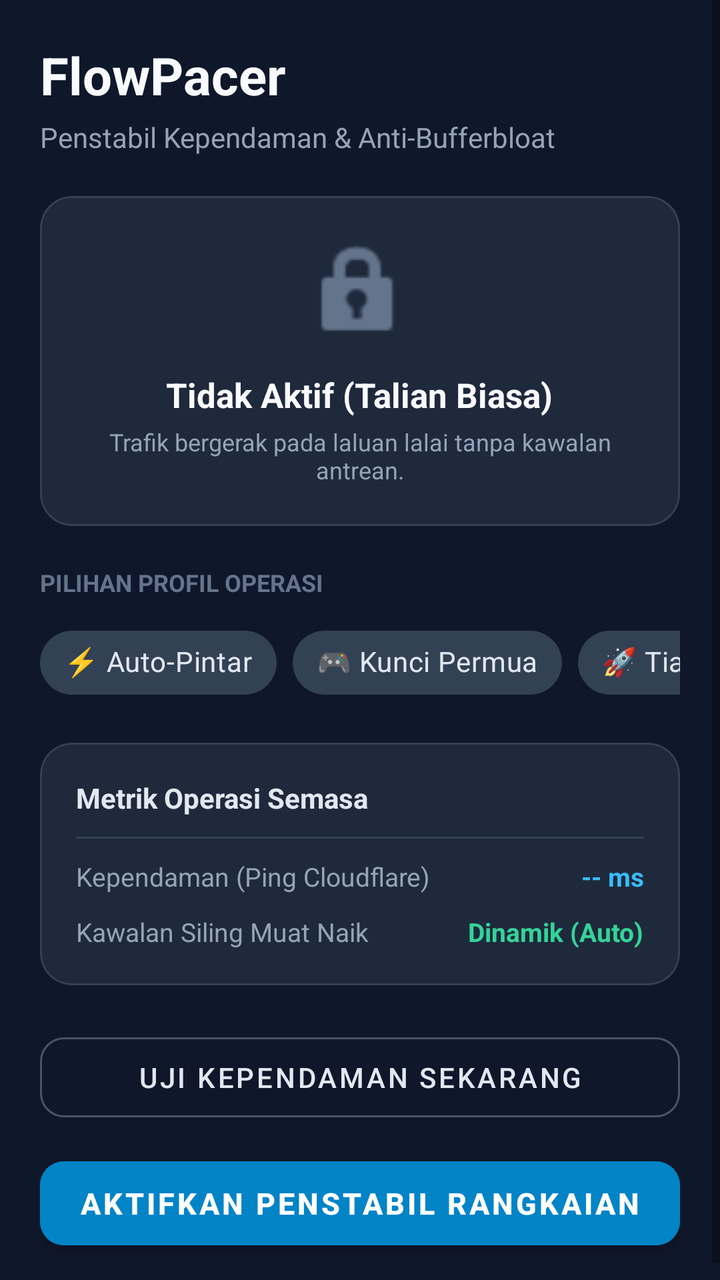
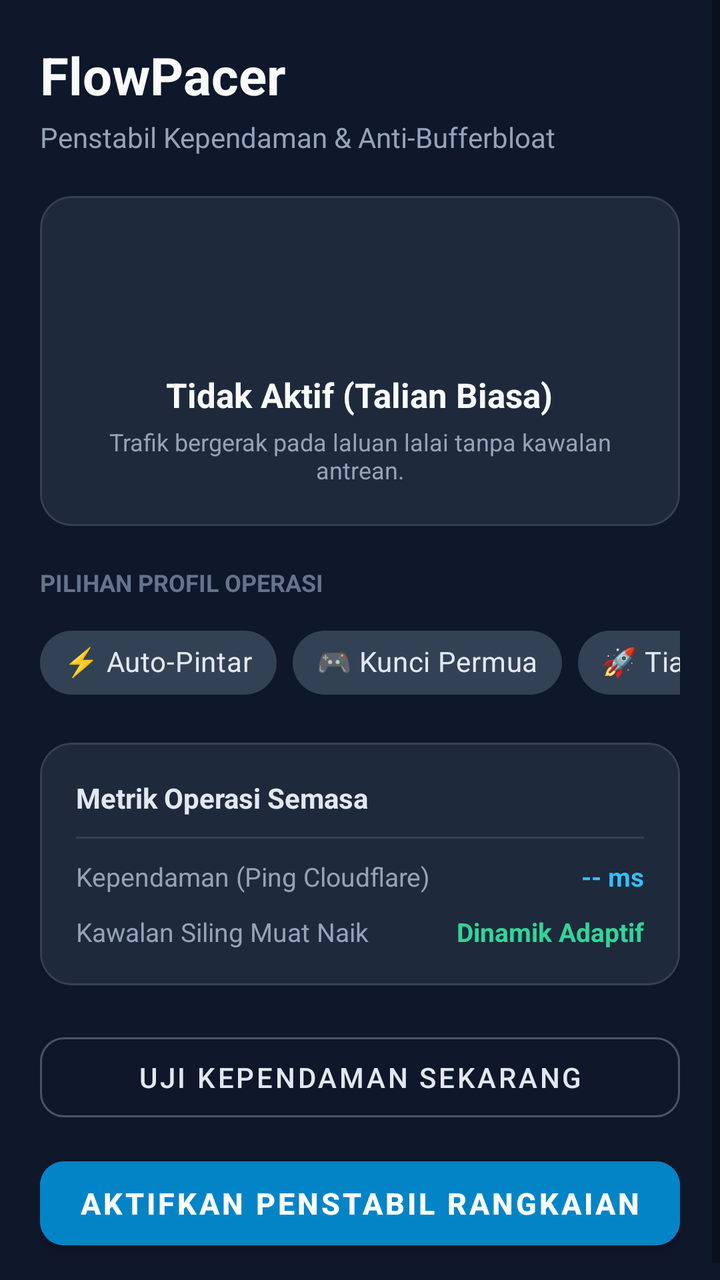

Screens rendered from an Android XML layout before and after an edit, with the pre-edit source and the edit as a unified diff.
<!-- AndroidManifest.xml: application theme Theme.MaterialComponents.DayNight.NoActionBar -->
<!-- res/layout/activity_main.xml -->
<?xml version="1.0" encoding="utf-8"?>
<ScrollView xmlns:android="http://schemas.android.com/apk/res/android"
    xmlns:app="http://schemas.android.com/apk/res-auto"
    xmlns:tools="http://schemas.android.com/tools"
    android:layout_width="match_parent"
    android:layout_height="match_parent"
    android:fillViewport="true"
    android:background="#0F172A">

    <androidx.constraintlayout.widget.ConstraintLayout
        android:layout_width="match_parent"
        android:layout_height="wrap_content"
        android:padding="20dp">

        
        <TextView
            android:id="@+id/tvAppTitle"
            android:layout_width="wrap_content"
            android:layout_height="wrap_content"
            android:text="@string/app_name"
            android:textColor="#F8FAFC"
            android:textSize="26sp"
            android:textStyle="bold"
            app:layout_constraintStart_toStartOf="parent"
            app:layout_constraintTop_toTopOf="parent" />

        <TextView
            android:id="@+id/tvAppSubtitle"
            android:layout_width="wrap_content"
            android:layout_height="wrap_content"
            android:layout_marginTop="4dp"
            android:text="Penstabil Kependaman &amp; Anti-Bufferbloat"
            android:textColor="#94A3B8"
            android:textSize="14sp"
            app:layout_constraintStart_toStartOf="parent"
            app:layout_constraintTop_toBottomOf="@id/tvAppTitle" />

        
        <com.google.android.material.card.MaterialCardView
            android:id="@+id/cardStatus"
            android:layout_width="0dp"
            android:layout_height="wrap_content"
            android:layout_marginTop="20dp"
            app:cardBackgroundColor="#1E293B"
            app:cardCornerRadius="16dp"
            app:cardElevation="0dp"
            app:strokeColor="#334155"
            app:strokeWidth="1dp"
            app:layout_constraintEnd_toEndOf="parent"
            app:layout_constraintStart_toStartOf="parent"
            app:layout_constraintTop_toBottomOf="@id/tvAppSubtitle">

            <LinearLayout
                android:layout_width="match_parent"
                android:layout_height="wrap_content"
                android:gravity="center"
                android:orientation="vertical"
                android:padding="20dp">

                <ImageView
                    android:id="@+id/imgStatusIcon"
                    android:layout_width="56dp"
                    android:layout_height="56dp"
                    android:src="@android:drawable/ic_lock_idle_lock"
                    app:tint="#64748B" />

                <TextView
                    android:id="@+id/tvStatusTitle"
                    android:layout_width="wrap_content"
                    android:layout_height="wrap_content"
                    android:layout_marginTop="12dp"
                    android:text="@string/status_idle"
                    android:textColor="#F8FAFC"
                    android:textSize="17sp"
                    android:textStyle="bold" />

                <TextView
                    android:id="@+id/tvStatusDesc"
                    android:layout_width="wrap_content"
                    android:layout_height="wrap_content"
                    android:layout_marginTop="4dp"
                    android:text="Trafik bergerak pada laluan lalai tanpa kawalan antrean."
                    android:textAlignment="center"
                    android:textColor="#94A3B8"
                    android:textSize="12sp" />

            </LinearLayout>
        </com.google.android.material.card.MaterialCardView>

        
        <TextView
            android:id="@+id/tvModeLabel"
            android:layout_width="wrap_content"
            android:layout_height="wrap_content"
            android:layout_marginTop="20dp"
            android:text="PILIHAN PROFIL OPERASI"
            android:textColor="#64748B"
            android:textSize="12sp"
            android:textStyle="bold"
            app:layout_constraintStart_toStartOf="parent"
            app:layout_constraintTop_toBottomOf="@id/cardStatus" />

        <HorizontalScrollView
            android:id="@+id/scrollChips"
            android:layout_width="0dp"
            android:layout_height="wrap_content"
            android:layout_marginTop="8dp"
            android:scrollbars="none"
            app:layout_constraintEnd_toEndOf="parent"
            app:layout_constraintStart_toStartOf="parent"
            app:layout_constraintTop_toBottomOf="@id/tvModeLabel">

            <com.google.android.material.chip.ChipGroup
                android:id="@+id/chipGroupMode"
                android:layout_width="wrap_content"
                android:layout_height="wrap_content"
                app:singleSelection="true"
                app:selectionRequired="true">

                <com.google.android.material.chip.Chip
                    android:id="@+id/chipAuto"
                    style="@style/Widget.MaterialComponents.Chip.Choice"
                    android:layout_width="wrap_content"
                    android:layout_height="wrap_content"
                    android:checked="true"
                    android:text="⚡ Auto-Pintar"
                    android:textColor="#E2E8F0"
                    app:chipBackgroundColor="#334155" />

                <com.google.android.material.chip.Chip
                    android:id="@+id/chipGaming"
                    style="@style/Widget.MaterialComponents.Chip.Choice"
                    android:layout_width="wrap_content"
                    android:layout_height="wrap_content"
                    android:text="🎮 Kunci Permua"
                    android:textColor="#E2E8F0"
                    app:chipBackgroundColor="#334155" />

                <com.google.android.material.chip.Chip
                    android:id="@+id/chipUnlimited"
                    style="@style/Widget.MaterialComponents.Chip.Choice"
                    android:layout_width="wrap_content"
                    android:layout_height="wrap_content"
                    android:text="🚀 Tiada Had (Bypass)"
                    android:textColor="#E2E8F0"
                    app:chipBackgroundColor="#334155" />

            </com.google.android.material.chip.ChipGroup>
        </HorizontalScrollView>

        
        <com.google.android.material.card.MaterialCardView
            android:id="@+id/cardDiagnostics"
            android:layout_width="0dp"
            android:layout_height="wrap_content"
            android:layout_marginTop="16dp"
            app:cardBackgroundColor="#1E293B"
            app:cardCornerRadius="16dp"
            app:cardElevation="0dp"
            app:strokeColor="#334155"
            app:strokeWidth="1dp"
            app:layout_constraintEnd_toEndOf="parent"
            app:layout_constraintStart_toStartOf="parent"
            app:layout_constraintTop_toBottomOf="@id/scrollChips">

            <LinearLayout
                android:layout_width="match_parent"
                android:layout_height="wrap_content"
                android:orientation="vertical"
                android:padding="18dp">

                <TextView
                    android:layout_width="wrap_content"
                    android:layout_height="wrap_content"
                    android:text="Metrik Operasi Semasa"
                    android:textColor="#E2E8F0"
                    android:textSize="14sp"
                    android:textStyle="bold" />

                <View
                    android:layout_width="match_parent"
                    android:layout_height="1dp"
                    android:layout_marginVertical="10dp"
                    android:background="#334155" />

                <LinearLayout
                    android:layout_width="match_parent"
                    android:layout_height="wrap_content"
                    android:orientation="horizontal">

                    <TextView
                        android:layout_width="0dp"
                        android:layout_height="wrap_content"
                        android:layout_weight="1"
                        android:text="Kependaman (Ping Cloudflare)"
                        android:textColor="#94A3B8"
                        android:textSize="13sp" />

                    <TextView
                        android:id="@+id/tvPingValue"
                        android:layout_width="wrap_content"
                        android:layout_height="wrap_content"
                        android:text="-- ms"
                        android:textColor="#38BDF8"
                        android:textSize="13sp"
                        android:textStyle="bold" />
                </LinearLayout>

                <LinearLayout
                    android:layout_width="match_parent"
                    android:layout_height="wrap_content"
                    android:layout_marginTop="10dp"
                    android:orientation="horizontal">

                    <TextView
                        android:layout_width="0dp"
                        android:layout_height="wrap_content"
                        android:layout_weight="1"
                        android:text="Kawalan Siling Muat Naik"
                        android:textColor="#94A3B8"
                        android:textSize="13sp" />

                    <TextView
                        android:id="@+id/tvShaperLimit"
                        android:layout_width="wrap_content"
                        android:layout_height="wrap_content"
                        android:text="Dinamik (Auto)"
                        android:textColor="#34D399"
                        android:textSize="13sp"
                        android:textStyle="bold" />
                </LinearLayout>

            </LinearLayout>
        </com.google.android.material.card.MaterialCardView>

        
        <com.google.android.material.button.MaterialButton
            android:id="@+id/btnTestPing"
            style="@style/Widget.MaterialComponents.Button.OutlinedButton"
            android:layout_width="0dp"
            android:layout_height="52dp"
            android:layout_marginTop="20dp"
            android:text="@string/btn_test_ping"
            android:textColor="#E2E8F0"
            app:cornerRadius="12dp"
            app:strokeColor="#475569"
            app:layout_constraintEnd_toEndOf="parent"
            app:layout_constraintStart_toStartOf="parent"
            app:layout_constraintTop_toBottomOf="@id/cardDiagnostics" />

        
        <com.google.android.material.button.MaterialButton
            android:id="@+id/btnToggleService"
            android:layout_width="0dp"
            android:layout_height="54dp"
            android:layout_marginTop="10dp"
            android:backgroundTint="#0284C7"
            android:text="@string/btn_start"
            android:textColor="#FFFFFF"
            android:textSize="15sp"
            android:textStyle="bold"
            app:cornerRadius="12dp"
            app:layout_constraintEnd_toEndOf="parent"
            app:layout_constraintStart_toStartOf="parent"
            app:layout_constraintTop_toBottomOf="@id/btnTestPing" />

    </androidx.constraintlayout.widget.ConstraintLayout>
</ScrollView>
<!-- resources referenced by this layout -->
<resources>
  <string name="app_name">FlowPacer</string>
  <string name="btn_start">Aktifkan Penstabil Rangkaian</string>
  <string name="btn_test_ping">Uji Kependaman Sekarang</string>
  <string name="status_idle">Tidak Aktif (Talian Biasa)</string>
</resources>

<!-- the commit's change to res/layout/activity_main.xml (unified diff, before → after) -->
@@ -61,7 +61,6 @@
                     android:id="@+id/imgStatusIcon"
                     android:layout_width="56dp"
                     android:layout_height="56dp"
-                    android:src="@android:drawable/ic_lock_idle_lock"
                     app:tint="#64748B" />
 
                 <TextView
@@ -100,11 +99,15 @@
             app:layout_constraintStart_toStartOf="parent"
             app:layout_constraintTop_toBottomOf="@id/cardStatus" />
 
+        
         <HorizontalScrollView
             android:id="@+id/scrollChips"
             android:layout_width="0dp"
             android:layout_height="wrap_content"
             android:layout_marginTop="8dp"
+            android:clipToPadding="false"
+            android:fillViewport="true"
+            android:overScrollMode="never"
             android:scrollbars="none"
             app:layout_constraintEnd_toEndOf="parent"
             app:layout_constraintStart_toStartOf="parent"
@@ -114,6 +117,7 @@
                 android:id="@+id/chipGroupMode"
                 android:layout_width="wrap_content"
                 android:layout_height="wrap_content"
+                app:singleLine="true"
                 app:singleSelection="true"
                 app:selectionRequired="true">
 
@@ -224,7 +228,7 @@
                         android:id="@+id/tvShaperLimit"
                         android:layout_width="wrap_content"
                         android:layout_height="wrap_content"
-                        android:text="Dinamik (Auto)"
+                        android:text="Dinamik Adaptif"
                         android:textColor="#34D399"
                         android:textSize="13sp"
                         android:textStyle="bold" />
